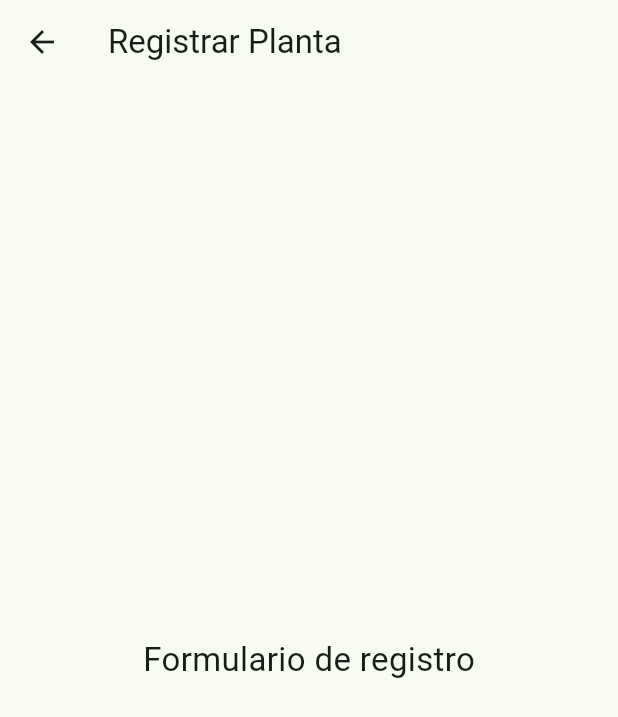
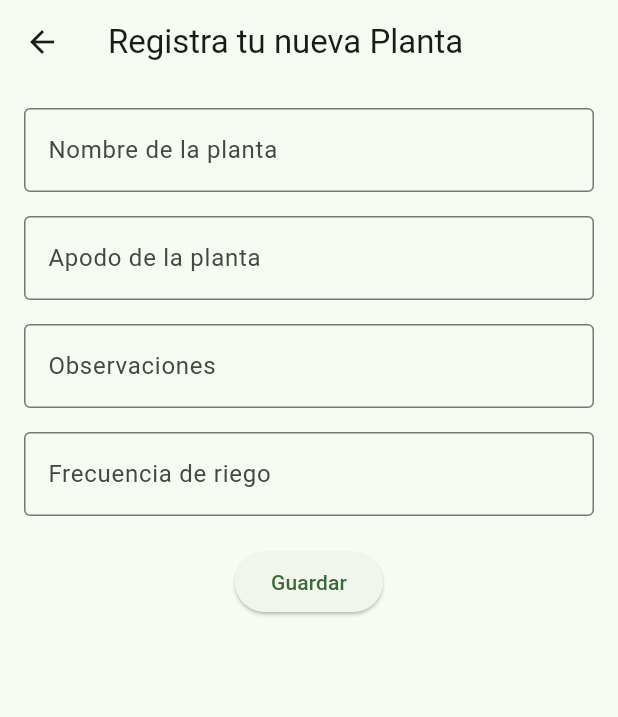
Before and after one commit to Nella999/ProyectoRiegame, a Flutter app: the registrar_planta screen opened directly, on a phone screen of 412 x 824 dp. Shown: the top 717 px of the screen. Run offline on Flutter 3.47's test engine with Material 3 defaults, Android fonts, the phone set to English and light mode, and no system bars.

Commit message:
agregando más funciones

```diff
--- a/lib/models/planta.dart
+++ b/lib/models/planta.dart
@@ -1,12 +1,14 @@
 class Planta {
   final String id;
   final String nombre;
+  final String apodo;
   final String observaciones;
   final String frecuenciaRiego;
 
   Planta({
     required this.id,
     required this.nombre,
+    required this.apodo,
     required this.observaciones,
     required this.frecuenciaRiego,
   });
--- /dev/null
+++ b/lib/providers/planta_provider.dart
@@ -0,0 +1,7 @@
+import '/models/planta.dart';
+
+class PlantaProvider {
+
+  static List<Planta> plantas = [];
+
+}
--- a/lib/screens/inicio.dart
+++ b/lib/screens/inicio.dart
@@ -1,4 +1,5 @@
 import 'package:flutter/material.dart';
+import 'registrar_planta.dart';
 
 class Inicio extends StatelessWidget {
   const Inicio({super.key});
@@ -15,6 +16,17 @@ class Inicio extends StatelessWidget {
           style: TextStyle(fontSize: 20),
         ),
       ),
+      floatingActionButton: FloatingActionButton(
+        onPressed: () {
+          Navigator.push(
+            context,
+            MaterialPageRoute(
+              builder: (context) => const registrar_planta(),
+            ),
+          );
+        },
+        child: const Icon(Icons.add),
+      ),
     );
   }
 }
--- a/lib/screens/registrar_planta.dart
+++ b/lib/screens/registrar_planta.dart
@@ -1,18 +1,83 @@
 import 'package:flutter/material.dart';
 
-class registrar_planta extends StatelessWidget {
+class registrar_planta extends StatefulWidget {
   const registrar_planta({super.key});
+
+  @override
+  State<registrar_planta> createState() => registrar_plantaState();
+}
+
+class registrar_plantaState extends State<registrar_planta> {
+
+  final nombreController = TextEditingController();
+  final apodoController = TextEditingController();
+  final observacionesController = TextEditingController();
+  final frecuenciaController = TextEditingController();
 
   @override
   Widget build(BuildContext context) {
     return Scaffold(
       appBar: AppBar(
-        title: const Text("Registrar Planta"),
+        title: const Text("Registra tu nueva Planta"),
       ),
-      body: const Center(
-        child: Text(
-          "Formulario de registro",
-          style: TextStyle(fontSize: 22),
+      body: Padding(
+        padding: const EdgeInsets.all(16),
+        child: Column(
+          children: [
+
+            TextField(
+              controller: nombreController,
+              decoration: const InputDecoration(
+                labelText: "Nombre de la planta",
+                border: OutlineInputBorder(),
+              ),
+            ),
+
+            const SizedBox(height: 16),
+
+            TextField(
+              controller: apodoController,
+              decoration: const InputDecoration(
+                labelText: "Apodo de la planta",
+                border: OutlineInputBorder(),
+              ),
+            ),
+
+            const SizedBox(height: 16),
+
+            TextField(
+              controller: observacionesController,
+              decoration: const InputDecoration(
+                labelText: "Observaciones",
+                border: OutlineInputBorder(),
+              ),
+            ),
+
+            const SizedBox(height: 16),
+
+            TextField(
+              controller: frecuenciaController,
+              decoration: const InputDecoration(
+                labelText: "Frecuencia de riego",
+                border: OutlineInputBorder(),
+              ),
+            ),
+
+            const SizedBox(height: 20),
+
+            ElevatedButton(
+              onPressed: () {
+
+                print("Nombre: ${nombreController.text}");
+                print("Apodo: ${apodoController.text}");
+                print("Observaciones: ${observacionesController.text}");
+                print("Frecuencia: ${frecuenciaController.text}");
+
+              },
+              child: const Text("Guardar"),
+            ),
+
+          ],
         ),
       ),
     );
```
